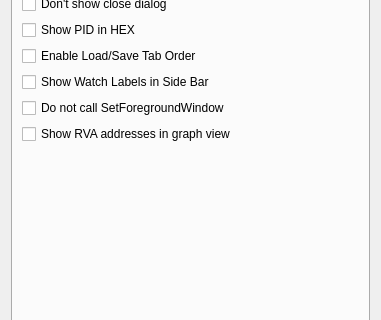
Above: src/gui/Src/Gui/SettingsDialog.ui from x64dbg/x64dbg before the change; both pictures show x 0 to 381 and y 104 to 424 of the 381 by 567 pixel window. Below: the same form after it.
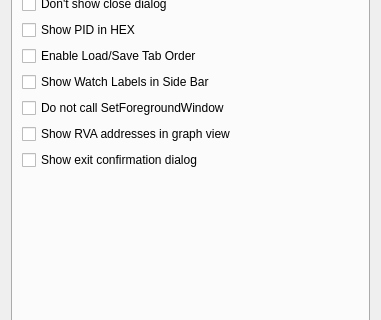
That is the form after the change. The open tabs and pages were chosen to show the change. Icons and pictures are not drawn.

Commit message: GUI: exit confirmation dialog (closes #1645)

```diff
--- a/src/gui/Src/Gui/SettingsDialog.ui
+++ b/src/gui/Src/Gui/SettingsDialog.ui
@@ -627,6 +627,13 @@
          </property>
         </widget>
        </item>
+       <item>
+        <widget class="QCheckBox" name="chkShowExitConfirmation">
+         <property name="text">
+          <string>Show exit confirmation dialog</string>
+         </property>
+        </widget>
+       </item>
        <item>
         <spacer name="verticalSpacer_7">
          <property name="orientation">
```
The commit also changes 4 other files.
